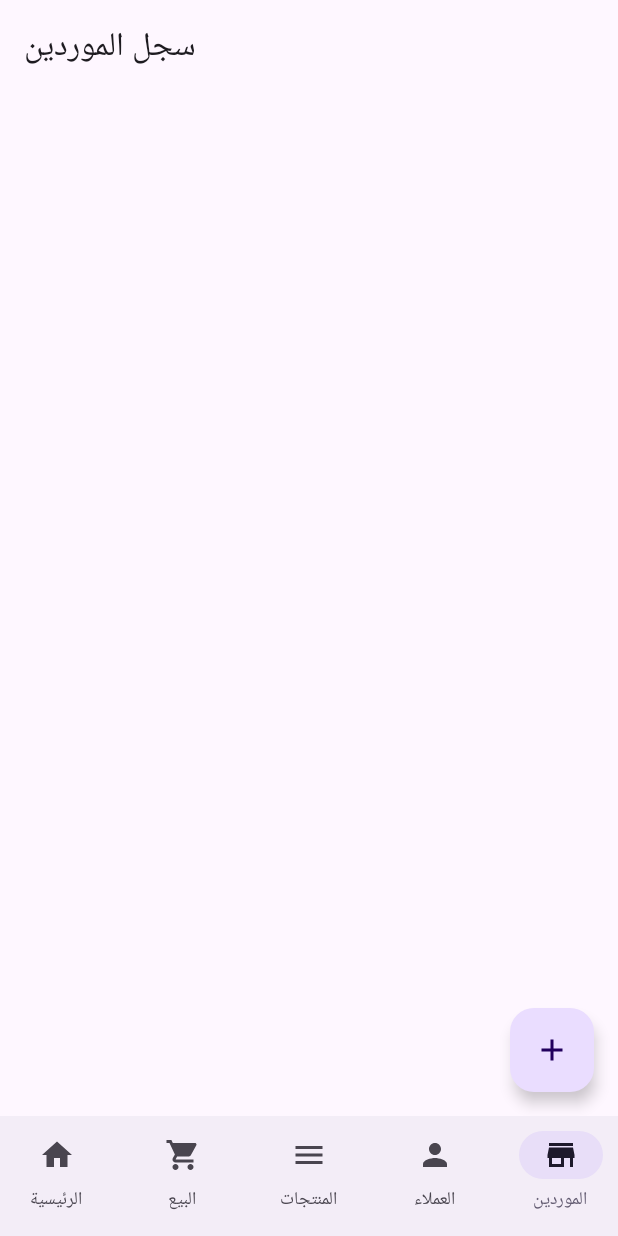
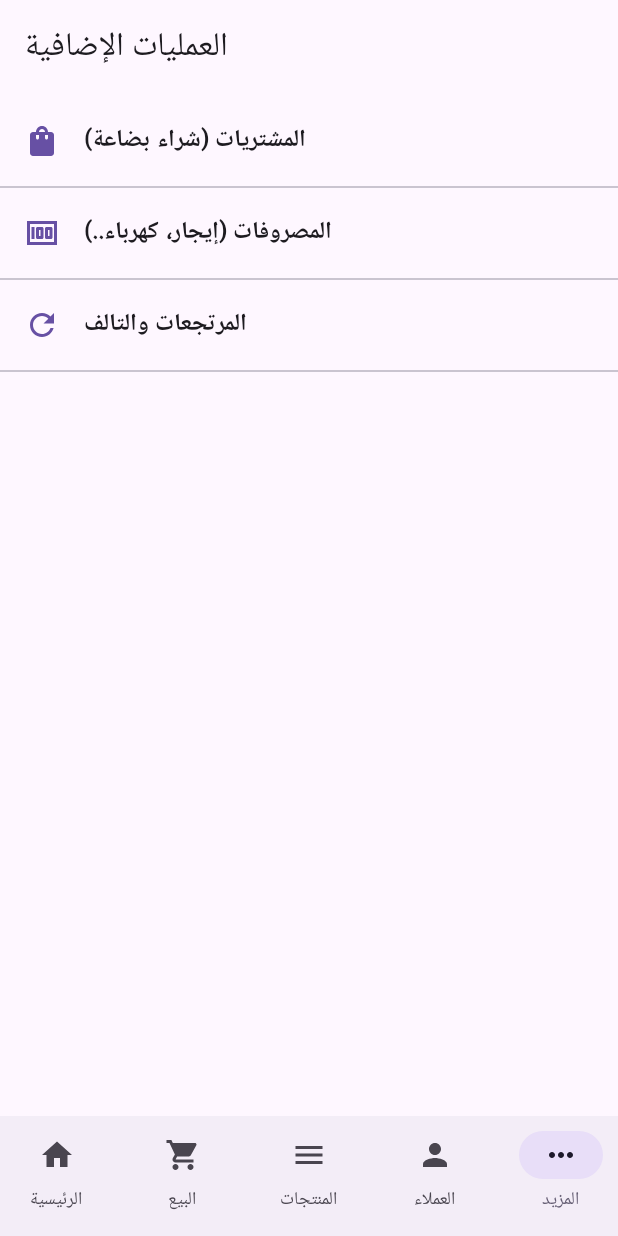
Before and after one commit to bb3174472-cloud/PocketCashier, an Android app built with Jetpack Compose: the screen it shows after launch (MainActivity), item 5 of the bottom bar chosen, on a phone screen of 412 x 824 dp. Run offline under Robolectric (Android 15) with nearby library versions, the phone set to English and light mode, and no system bars; our stand-ins replace Room's generated code.

Commit message:
Mega Batch 9: Purchases, Expenses, and Returns

```diff
--- a/app/src/main/java/com/pocketcashier/MainActivity.kt
+++ b/app/src/main/java/com/pocketcashier/MainActivity.kt
@@ -39,7 +39,7 @@ fun MainAppScreen(db: AppDatabase) {
         BottomNavItem("البيع", Icons.Default.ShoppingCart, "cashier"),
         BottomNavItem("المنتجات", Icons.Default.Menu, "products"),
         BottomNavItem("العملاء", Icons.Default.Person, "customers"),
-        BottomNavItem("الموردين", Icons.Default.Store, "suppliers")
+        BottomNavItem("المزيد", Icons.Default.MoreHoriz, "more")
     )
 
     Scaffold(
@@ -66,16 +66,22 @@ fun MainAppScreen(db: AppDatabase) {
         }
     ) { padding ->
         NavHost(navController = navController, startDestination = "dashboard", modifier = Modifier.padding(padding)) {
-            composable("dashboard") {
-                DashboardScreen(db.productDao(), db.saleDao(), onViewSalesClick = { navController.navigate("sales_history") })
-            }
+            composable("dashboard") { DashboardScreen(db.productDao(), db.saleDao(), onViewSalesClick = { navController.navigate("sales_history") }) }
             composable("cashier") { CashierScreen(db.productDao(), db.saleDao()) }
             composable("products") { ProductsScreen(db.productDao()) }
             composable("customers") { CustomersScreen(db.customerDao()) }
-            composable("suppliers") { SuppliersScreen(db.supplierDao()) }
-            composable("sales_history") {
-                SalesHistoryScreen(db.saleDao(), onBack = { navController.popBackStack() })
+            composable("more") {
+                MoreScreen(
+                    onPurchasesClick = { navController.navigate("purchases") },
+                    onExpensesClick = { navController.navigate("expenses") },
+                    onReturnsClick = { navController.navigate("returns") }
+                )
             }
+            // شاشات المزيد
+            composable("purchases") { PurchasesScreen(db.purchaseDao()) }
+            composable("expenses") { ExpensesScreen(db.expenseDao()) }
+            composable("returns") { ReturnsScreen(db.returnDao()) }
+            composable("sales_history") { SalesHistoryScreen(db.saleDao(), onBack = { navController.popBackStack() }) }
         }
     }
 }
--- a/app/src/main/java/com/pocketcashier/data/AppDatabase.kt
+++ b/app/src/main/java/com/pocketcashier/data/AppDatabase.kt
@@ -5,12 +5,15 @@ import androidx.room.Database
 import androidx.room.Room
 import androidx.room.RoomDatabase
 
-@Database(entities = [Product::class, Customer::class, Supplier::class, Sale::class, SaleItem::class], version = 4, exportSchema = false)
+@Database(entities = [Product::class, Customer::class, Supplier::class, Sale::class, SaleItem::class, Purchase::class, Expense::class, ReturnDamage::class], version = 6, exportSchema = false)
 abstract class AppDatabase : RoomDatabase() {
     abstract fun productDao(): ProductDao
     abstract fun customerDao(): CustomerDao
     abstract fun supplierDao(): SupplierDao
     abstract fun saleDao(): SaleDao
+    abstract fun purchaseDao(): PurchaseDao
+    abstract fun expenseDao(): ExpenseDao
+    abstract fun returnDao(): ReturnDao
 
     companion object {
         @Volatile
--- /dev/null
+++ b/app/src/main/java/com/pocketcashier/data/ExpenseDao.kt
@@ -0,0 +1,11 @@
+package com.pocketcashier.data
+import androidx.room.Dao
+import androidx.room.Insert
+import androidx.room.Query
+import kotlinx.coroutines.flow.Flow
+
+@Dao
+interface ExpenseDao {
+    @Insert suspend fun insertExpense(expense: Expense)
+    @Query("SELECT * FROM expenses ORDER BY timestamp DESC") fun getAllExpenses(): Flow<List<Expense>>
+}
--- /dev/null
+++ b/app/src/main/java/com/pocketcashier/data/PurchaseDao.kt
@@ -0,0 +1,11 @@
+package com.pocketcashier.data
+import androidx.room.Dao
+import androidx.room.Insert
+import androidx.room.Query
+import kotlinx.coroutines.flow.Flow
+
+@Dao
+interface PurchaseDao {
+    @Insert suspend fun insertPurchase(purchase: Purchase)
+    @Query("SELECT * FROM purchases ORDER BY timestamp DESC") fun getAllPurchases(): Flow<List<Purchase>>
+}
--- /dev/null
+++ b/app/src/main/java/com/pocketcashier/data/ReturnDao.kt
@@ -0,0 +1,11 @@
+package com.pocketcashier.data
+import androidx.room.Dao
+import androidx.room.Insert
+import androidx.room.Query
+import kotlinx.coroutines.flow.Flow
+
+@Dao
+interface ReturnDao {
+    @Insert suspend fun insertReturn(returnDamage: ReturnDamage)
+    @Query("SELECT * FROM return_damages ORDER BY timestamp DESC") fun getAllReturns(): Flow<List<ReturnDamage>>
+}
--- /dev/null
+++ b/app/src/main/java/com/pocketcashier/screens/MoreScreen.kt
@@ -0,0 +1,44 @@
+package com.pocketcashier.screens
+
+import androidx.compose.foundation.clickable
+import androidx.compose.foundation.layout.*
+import androidx.compose.material.icons.Icons
+import androidx.compose.material.icons.filled.*
+import androidx.compose.material3.*
+import androidx.compose.runtime.Composable
+import androidx.compose.ui.Alignment
+import androidx.compose.ui.Modifier
+import androidx.compose.ui.graphics.vector.ImageVector
+import androidx.compose.ui.text.font.FontWeight
+import androidx.compose.ui.unit.dp
+
+@OptIn(ExperimentalMaterial3Api::class)
+@Composable
+fun MoreScreen(
+    onPurchasesClick: () -> Unit,
+    onExpensesClick: () -> Unit,
+    onReturnsClick: () -> Unit
+) {
+    Scaffold(
+        topBar = { TopAppBar(title = { Text("العمليات الإضافية") }) }
+    ) { padding ->
+        Column(modifier = Modifier.padding(padding).fillMaxSize()) {
+            MoreItem("المشتريات (شراء بضاعة)", Icons.Default.ShoppingBag, onPurchasesClick)
+            MoreItem("المصروفات (إيجار، كهرباء..)", Icons.Default.Money, onExpensesClick)
+            MoreItem("المرتجعات والتالف", Icons.Default.Refresh, onReturnsClick)
+        }
+    }
+}
+
+@Composable
+fun MoreItem(title: String, icon: ImageVector, onClick: () -> Unit) {
+    Row(
+        modifier = Modifier.fillMaxWidth().clickable { onClick() }.padding(16.dp),
+        verticalAlignment = Alignment.CenterVertically
+    ) {
+        Icon(icon, contentDescription = null, tint = MaterialTheme.colorScheme.primary)
+        Spacer(modifier = Modifier.width(16.dp))
+        Text(title, style = MaterialTheme.typography.titleMedium, fontWeight = FontWeight.Bold)
+    }
+    Divider()
+}
```
Also changed, not shown: app/src/main/java/com/pocketcashier/data/Expense.kt (added, +11 -0 lines), app/src/main/java/com/pocketcashier/data/Purchase.kt (added, +11 -0 lines), app/src/main/java/com/pocketcashier/data/ReturnDamage.kt (added, +12 -0 lines), app/src/main/java/com/pocketcashier/screens/ExpensesScreen.kt (added, +61 -0 lines), app/src/main/java/com/pocketcashier/screens/PurchasesScreen.kt (added, +61 -0 lines), app/src/main/java/com/pocketcashier/screens/ReturnsScreen.kt (added, +69 -0 lines).
